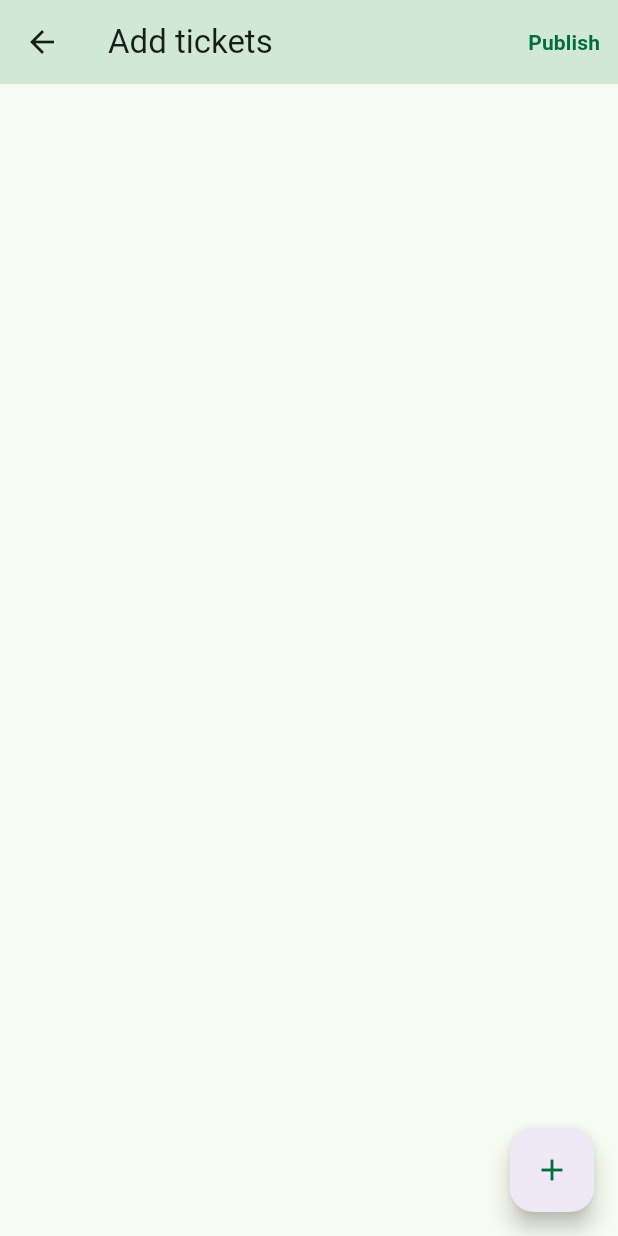
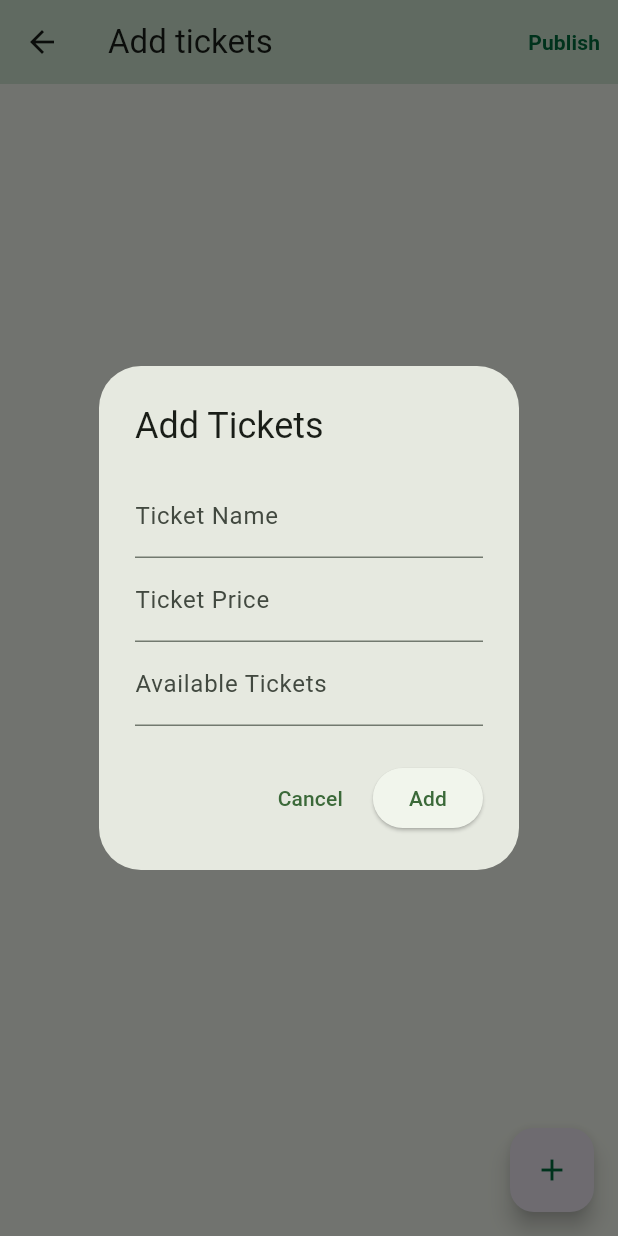
Before and after one commit to AshenPrabath/Green_Events-Flutter, a Flutter app: the AddticketsPage screen opened directly, after a tap on the "add" icon, on a phone screen of 412 x 824 dp. Run offline on Flutter 3.47's test engine with Material 2 defaults, Android fonts, the phone set to English and light mode, and no system bars; our stand-ins replace image_picker.

Commit message:
updated the add tickets page

```diff
--- a/lib/view/addtickets.dart
+++ b/lib/view/addtickets.dart
@@ -8,9 +8,80 @@ class AddticketsPage extends StatefulWidget {
 }
 
 class _AddticketPageState extends State<AddticketsPage> {
+  final GlobalKey<FormState> _formKey = GlobalKey<FormState>();
+  final TextEditingController _ticketNameController = TextEditingController();
+  final TextEditingController _ticketPriceController = TextEditingController();
+  final TextEditingController _availableTicketsController = TextEditingController();
+
+  void _showAddTicketDialog(BuildContext context) {
+    showDialog(
+      context: context,
+      builder: (BuildContext context) {
+        return AlertDialog(
+          title: const Text("Add Tickets"),
+          content: Form(
+            key: _formKey,
+            child: Column(
+              mainAxisSize: MainAxisSize.min,
+              children: <Widget>[
+                TextFormField(
+                  controller: _ticketNameController,
+                  decoration: const InputDecoration(labelText: 'Ticket Name'),
+                  validator: (value) {
+                    if (value == null || value.isEmpty) {
+                      return 'Please enter a ticket name';
+                    }
+                    return null;
+                  },
+                ),
+                TextFormField(
+                  controller: _ticketPriceController,
+                  decoration: const InputDecoration(labelText: 'Ticket Price'),
+                  validator: (value) {
+                    if (value == null || value.isEmpty) {
+                      return 'Please enter a ticket price';
+                    }
+                    return null;
+                  },
+                ),
+                TextFormField(
+                  controller: _availableTicketsController,
+                  decoration: const InputDecoration(labelText: 'Available Tickets'),
+                  validator: (value) {
+                    if (value == null || value.isEmpty) {
+                      return 'Please enter the number of available tickets';
+                    }
+                    return null;
+                  },
+                ),
+              ],
+            ),
+          ),
+          actions: <Widget>[
+            TextButton(
+              onPressed: () {
+                Navigator.of(context).pop();
+              },
+              child: const Text('Cancel'),
+            ),
+            ElevatedButton(
+              onPressed: () {
+                if (_formKey.currentState!.validate()) {
+
+                  Navigator.of(context).pop();
+                }
+              },
+              child: const Text('Add'),
+            ),
+          ],
+        );
+      },
+    );
+  }
+
   @override
   Widget build(BuildContext context) {
-    return  Scaffold(
+    return Scaffold(
       appBar: AppBar(
         title: const Text("Add tickets"),
         backgroundColor: const Color(0xFFD1E8D4),
@@ -20,9 +91,7 @@ class _AddticketPageState extends State<AddticketsPage> {
 
             },
             style: TextButton.styleFrom(
-
-              // ignore: deprecated_member_use
-              primary: const Color(0xFF006D3E),
+              foregroundColor: const Color(0xFF006D3E),
             ),
             child: const Text(
               "Publish",
@@ -36,7 +105,7 @@ class _AddticketPageState extends State<AddticketsPage> {
       body: const Center(),
       floatingActionButton: FloatingActionButton(
         onPressed: () {
-
+          _showAddTicketDialog(context);
         },
         backgroundColor: const Color(0xFFEFE9F5),
         child: const Icon(
@@ -47,4 +116,12 @@ class _AddticketPageState extends State<AddticketsPage> {
       floatingActionButtonLocation: FloatingActionButtonLocation.endFloat,
     );
   }
+
+  @override
+  void dispose() {
+    _ticketNameController.dispose();
+    _ticketPriceController.dispose();
+    _availableTicketsController.dispose();
+    super.dispose();
+  }
 }
```
